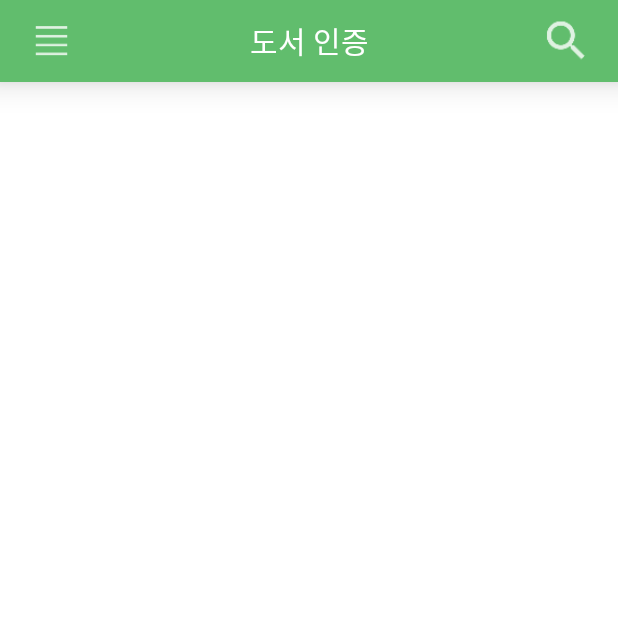
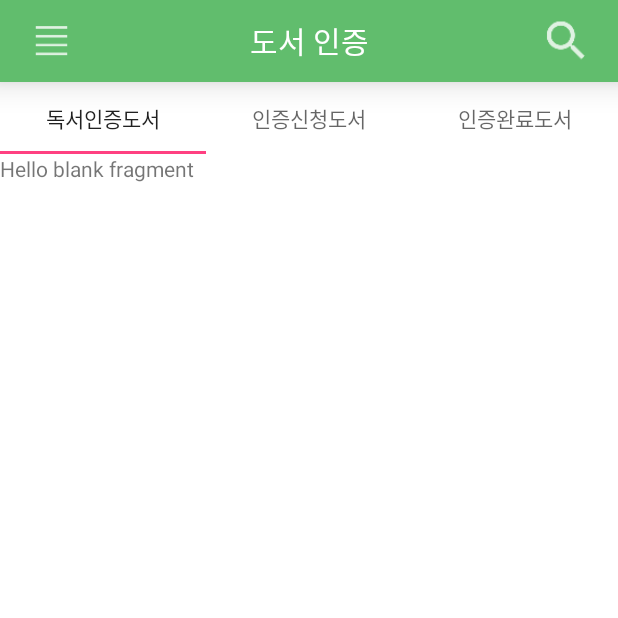
Before and after one commit to interruping/GrowthBookApp, an Android app: the fragment BookListFragment placed in its activity, on a phone screen of 412 x 824 dp, the top half of it. Run offline under Robolectric (Android 15) with nearby library versions, the light colour scheme and no system bars; libraries missing offline, so code that uses them is left out: com.dju.book; 5 statements that could not run were skipped.

Commit message:
ji hwan seol intro

```diff
--- a/app/build.gradle
+++ b/app/build.gradle
@@ -37,9 +37,11 @@ dependencies {
     androidTestCompile('com.android.support.test.espresso:espresso-core:2.2.2', {
         exclude group: 'com.android.support', module: 'support-annotations'
     })
+    compile files('libs/DJUPowerOfBook.0.0.1.jar')
+    compile files('libs/jsoup-1.10.2.jar')
     compile 'com.android.support:appcompat-v7:25.3.1'
     compile 'com.android.support.constraint:constraint-layout:1.0.2'
+    compile 'com.android.support:support-v4:25.3.1'
+    compile 'com.android.support:design:25.3.1'
     testCompile 'junit:junit:4.12'
-    compile files('libs/DJUPowerOfBook.0.0.1.jar')
-    compile files('libs/jsoup-1.10.2.jar')
 }
--- /dev/null
+++ b/app/src/main/java/kr/ac/dju/growthbookapp/ApproveBookFragment.java
@@ -0,0 +1,29 @@
+package kr.ac.dju.growthbookapp;
+
+
+import android.os.Bundle;
+import android.support.v4.app.Fragment;
+import android.view.LayoutInflater;
+import android.view.View;
+import android.view.ViewGroup;
+
+
+/**
+ * A simple {@link Fragment} subclass.
+ */
+public class ApproveBookFragment extends Fragment {
+
+
+    public ApproveBookFragment() {
+        // Required empty public constructor
+    }
+
+
+    @Override
+    public View onCreateView(LayoutInflater inflater, ViewGroup container,
+                             Bundle savedInstanceState) {
+        // Inflate the layout for this fragment
+        return inflater.inflate(R.layout.fragment_approve_book, container, false);
+    }
+
+}
--- /dev/null
+++ b/app/src/main/java/kr/ac/dju/growthbookapp/ApprovedBookFragment.java
@@ -0,0 +1,29 @@
+package kr.ac.dju.growthbookapp;
+
+
+import android.os.Bundle;
+import android.support.v4.app.Fragment;
+import android.view.LayoutInflater;
+import android.view.View;
+import android.view.ViewGroup;
+
+
+/**
+ * A simple {@link Fragment} subclass.
+ */
+public class ApprovedBookFragment extends Fragment {
+
+
+    public ApprovedBookFragment() {
+        // Required empty public constructor
+    }
+
+
+    @Override
+    public View onCreateView(LayoutInflater inflater, ViewGroup container,
+                             Bundle savedInstanceState) {
+        // Inflate the layout for this fragment
+        return inflater.inflate(R.layout.fragment_approved_book, container, false);
+    }
+
+}
--- a/app/src/main/java/kr/ac/dju/growthbookapp/BookListFragment.java
+++ b/app/src/main/java/kr/ac/dju/growthbookapp/BookListFragment.java
@@ -2,6 +2,12 @@ package kr.ac.dju.growthbookapp;
 
 import android.os.Bundle;
 import android.support.annotation.Nullable;
+import android.support.design.widget.TabLayout;
+import android.support.v4.app.Fragment;
+import android.support.v4.app.FragmentManager;
+import android.support.v4.app.FragmentPagerAdapter;
+import android.support.v4.view.ViewPager;
+import android.support.v7.app.AppCompatActivity;
 import android.view.LayoutInflater;
 import android.view.View;
 import android.view.ViewGroup;
@@ -29,6 +35,54 @@ public class BookListFragment extends NavigationBarFragment {
         }, (View v)->{
 
         });
+        TabLayout tableLayout = (TabLayout)_rootView.findViewById(R.id.tl_tabs);
+        ViewPager viewPager = (ViewPager)_rootView.findViewById(R.id.vp_pager);
+        Fragment[] arrFragments = new Fragment[3];
+        arrFragments[0] =new UnapprovedBookFragment();
+        arrFragments[1] = new ApproveBookFragment();
+        arrFragments[2] = new ApprovedBookFragment();
+
+        AppCompatActivity pa = (AppCompatActivity)getActivity();
+        MyPagerAdapter adapter = new MyPagerAdapter(pa.getSupportFragmentManager(), arrFragments);
+        viewPager.setAdapter(adapter);
+        tableLayout.setupWithViewPager(viewPager);
         return _rootView;
     }
+
+
+
+    private class MyPagerAdapter extends FragmentPagerAdapter {
+
+        private  Fragment[] arrFragments;
+
+        public MyPagerAdapter(FragmentManager fm, Fragment[] arrFragments) {
+            super(fm);
+            this.arrFragments = arrFragments;
+        }
+
+        @Override
+        public Fragment getItem(int position) {
+            return arrFragments[position];
+        }
+
+        @Override
+        public int getCount() {
+            return arrFragments.length;
+        }
+
+        @Override
+        public CharSequence getPageTitle(int position) {
+
+            switch(position){
+                case 0:
+                    return "독서인증도서";
+                case 1:
+                    return "인증신청도서";
+                case 2:
+                    return "인증완료도서";
+                default:
+                    return "";
+            }
+        }
+    }
 }
--- /dev/null
+++ b/app/src/main/java/kr/ac/dju/growthbookapp/UnapprovedBookFragment.java
@@ -0,0 +1,44 @@
+package kr.ac.dju.growthbookapp;
+
+
+import android.os.Bundle;
+import android.support.v4.app.Fragment;
+import android.view.LayoutInflater;
+import android.view.View;
+import android.view.ViewGroup;
+
+import com.dju.book.HttpConn;
+
+import java.util.HashMap;
+import java.util.Map;
+
+
+/**
+ * A simple {@link Fragment} subclass.
+ */
+public class UnapprovedBookFragment extends Fragment {
+
+
+
+    public UnapprovedBookFragment() {
+        // Required empty public constructor
+    }
+
+
+    @Override
+    public View onCreateView(LayoutInflater inflater, ViewGroup container,
+                             Bundle savedInstanceState) {
+
+        HttpConn con = new HttpConn();
+        HttpConn.CookieStorage cs = HttpConn.CookieStorage.sharedStorage();
+        String cookie = cs.getCookie();
+        Map<String,String> headers = new HashMap<String,String>();
+        headers.put("Cookie",cookie);
+
+
+        return inflater.inflate(R.layout.fragment_unapproved_book, container, false);
+
+
+    }
+
+}
--- /dev/null
+++ b/app/src/main/res/layout/fragment_approve_book.xml
@@ -0,0 +1,13 @@
+<FrameLayout xmlns:android="http://schemas.android.com/apk/res/android"
+    xmlns:tools="http://schemas.android.com/tools"
+    android:layout_width="match_parent"
+    android:layout_height="match_parent"
+    tools:context="kr.ac.dju.growthbookapp.ApproveBookFragment">
+
+    <!-- TODO: Update blank fragment layout -->
+    <TextView
+        android:layout_width="match_parent"
+        android:layout_height="match_parent"
+        android:text="@string/hello_blank_fragment" />
+
+</FrameLayout>
--- /dev/null
+++ b/app/src/main/res/layout/fragment_approved_book.xml
@@ -0,0 +1,13 @@
+<FrameLayout xmlns:android="http://schemas.android.com/apk/res/android"
+    xmlns:tools="http://schemas.android.com/tools"
+    android:layout_width="match_parent"
+    android:layout_height="match_parent"
+    tools:context="kr.ac.dju.growthbookapp.ApprovedBookFragment">
+
+    <!-- TODO: Update blank fragment layout -->
+    <TextView
+        android:layout_width="match_parent"
+        android:layout_height="match_parent"
+        android:text="@string/hello_blank_fragment" />
+
+</FrameLayout>
--- a/app/src/main/res/layout/fragment_book_list.xml
+++ b/app/src/main/res/layout/fragment_book_list.xml
@@ -1,7 +1,42 @@
 <?xml version="1.0" encoding="utf-8"?>
 <android.support.constraint.ConstraintLayout xmlns:android="http://schemas.android.com/apk/res/android"
+
+    xmlns:app="http://schemas.android.com/apk/res-auto"
+    xmlns:tools="http://schemas.android.com/tools"
     android:id="@+id/root_constraint"
-    android:orientation="vertical" android:layout_width="match_parent"
-    android:layout_height="match_parent">
+    android:layout_width="match_parent"
+    android:layout_height="match_parent"
+    >
+
+    <android.support.constraint.Guideline
+        android:layout_width="wrap_content"
+        android:layout_height="wrap_content"
+        android:id="@+id/guideline"
+        app:layout_constraintGuide_begin="55dp"
+        android:orientation="horizontal"
+        tools:layout_editor_absoluteY="55dp"
+        tools:layout_editor_absoluteX="0dp" />
+
+
+    <android.support.design.widget.TabLayout
+        android:id="@+id/tl_tabs"
+        android:layout_width="0dp"
+        android:layout_height="wrap_content"
+        app:layout_constraintLeft_toLeftOf="parent"
+        app:layout_constraintRight_toRightOf="parent"
+        app:layout_constraintHorizontal_bias="0.0"
+        app:layout_constraintTop_toTopOf="@+id/guideline"
+        android:layout_marginTop="0dp" />
+
+
+    <android.support.v4.view.ViewPager
+        android:id="@+id/vp_pager"
+        android:layout_width="wrap_content"
+        android:layout_height="0dp"
+        android:layout_marginTop="0dp"
+        app:layout_constraintHorizontal_bias="0.0"
+        app:layout_constraintLeft_toLeftOf="parent"
+        app:layout_constraintRight_toRightOf="parent"
+        app:layout_constraintTop_toBottomOf="@+id/tl_tabs" />
 
 </android.support.constraint.ConstraintLayout>
--- /dev/null
+++ b/app/src/main/res/layout/fragment_unapproved_book.xml
@@ -0,0 +1,13 @@
+<FrameLayout xmlns:android="http://schemas.android.com/apk/res/android"
+    xmlns:tools="http://schemas.android.com/tools"
+    android:layout_width="match_parent"
+    android:layout_height="match_parent"
+    tools:context="kr.ac.dju.growthbookapp.UnapprovedBookFragment">
+
+    <!-- TODO: Update blank fragment layout -->
+    <TextView
+        android:layout_width="match_parent"
+        android:layout_height="match_parent"
+        android:text="@string/hello_blank_fragment" />
+
+</FrameLayout>
--- a/app/src/main/res/values/strings.xml
+++ b/app/src/main/res/values/strings.xml
@@ -8,4 +8,7 @@
     <string name="mileage">마일리지</string>
     <string name="one_by_one">1대 1 게시판</string>
     <string name="booklist">도서 인증</string>
+
+    <!-- TODO: Remove or change this placeholder text -->
+    <string name="hello_blank_fragment">Hello blank fragment</string>
 </resources>
```
Also changed, not shown: 153 other files.
